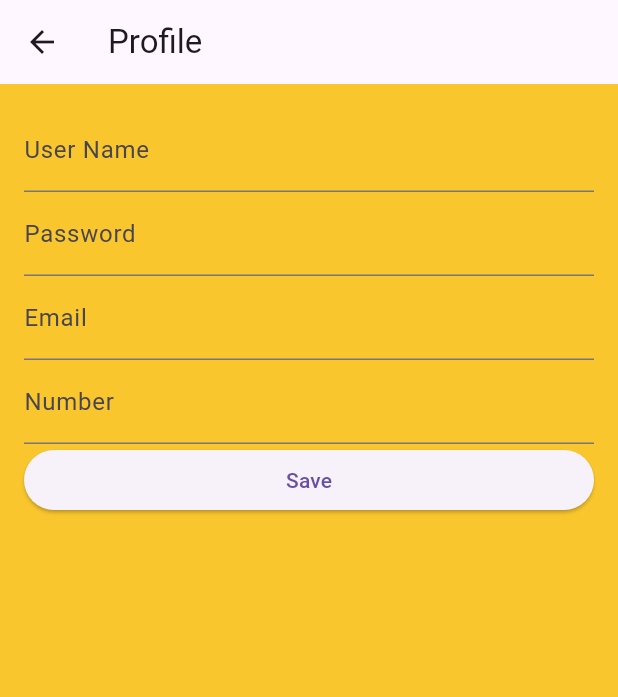
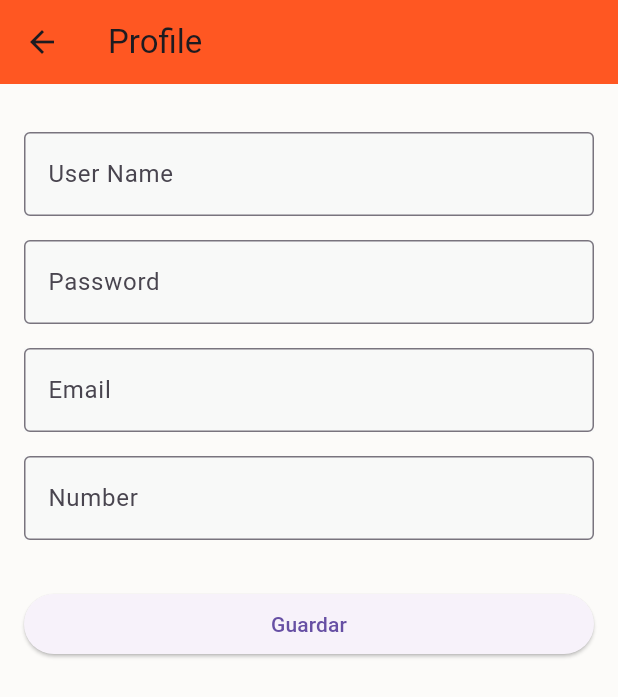
Before and after one commit to adriancamarena2310/ArgenisPizza, a Flutter app: the ProfileScreen screen opened directly with empty values, on a phone screen of 412 x 824 dp. Shown: the top 697 px of the screen. Run offline on Flutter 3.47's test engine with Material 3 defaults, Android fonts, the phone set to English and light mode, and no system bars.

Commit message:
feat: Asunto: Crear user

```diff
--- a/argenis_app/lib/src/app.dart
+++ b/argenis_app/lib/src/app.dart
@@ -11,6 +11,7 @@ class MyApp extends StatelessWidget {
     return MaterialApp(
       title: "ArgenisPizza",
       initialRoute: "/",
+      debugShowCheckedModeBanner: false,
       routes: {
         "/": (BuildContext context ) => const PreviewScreen(),//prelogin
         "/login": (BuildContext context ) => const LoginScreen(),
--- a/argenis_app/lib/src/components/getDrawer_Widget.dart
+++ b/argenis_app/lib/src/components/getDrawer_Widget.dart
@@ -34,7 +34,6 @@ class GetDrawer extends StatelessWidget {
                 },
               ),
             ],
-            onDetailsPressed: () {},
             decoration: const BoxDecoration(
               gradient: LinearGradient(
                 colors: [Colors.deepOrange, Colors.black],
--- a/argenis_app/lib/src/screens/Login_Screen.dart
+++ b/argenis_app/lib/src/screens/Login_Screen.dart
@@ -89,7 +89,7 @@ class _LoginScreenState extends State<LoginScreen> {
                   onPressed: () {
                     Navigator.push(
                       context,
-                      MaterialPageRoute(builder: (context) => RegisterScreen()),
+                      MaterialPageRoute(builder: (context) => const RegisterScreen()),
                     );
                   },
                   child: const Text('Registrarse'),
--- a/argenis_app/lib/src/screens/Profile_Screen.dart
+++ b/argenis_app/lib/src/screens/Profile_Screen.dart
@@ -16,40 +16,101 @@ class _ProfileScreenState extends State<ProfileScreen> {
   late TextEditingController emailController;
   late TextEditingController numberController;
 
+  late FocusNode userNameFocus;
+  late FocusNode passwordFocus;
+  late FocusNode emailFocus;
+  late FocusNode numberFocus;
+
   @override
   Widget build(BuildContext context) {
     return Scaffold(
       appBar: AppBar(
         title: const Text('Profile'),
+        backgroundColor: Colors.deepOrange,
       ),
       body: Container(
-        color: Color.fromARGB(255, 249, 198, 45), // Fondo naranja
+
+        color: const Color.fromARGB(255, 252, 251, 249), // Fondo naranja
         child: Padding(
           padding: const EdgeInsets.all(16.0),
           child: Column(
             crossAxisAlignment: CrossAxisAlignment.stretch,
             children: [
-              TextFormField(
-                controller: userNameController,
-                decoration: const InputDecoration(labelText: 'User Name'),
+              const SizedBox(height: 16),
+              Container(
+                color: const Color.fromARGB(255, 248, 249, 248),
+                child: TextFormField(
+                  controller: userNameController,
+                  decoration: const InputDecoration(labelText: 'User Name',border: OutlineInputBorder(),),
+                  focusNode: userNameFocus,
+                      onEditingComplete: () => requestFocus(context, passwordFocus),
+                      textInputAction: TextInputAction.next,
+                      validator: (value) {
+                        if (value!.isEmpty) {
+                          return "Llene este campo";
+                        }
+                        return null;
+                      },
+                ),
               ),
-              TextFormField(
-                controller: passwordController,
-                decoration: const InputDecoration(labelText: 'Password'),
+              const SizedBox(height: 16),
+              Container(
+                color: const Color.fromARGB(255, 248, 249, 248),
+                child: TextFormField(
+                  controller: passwordController,
+                  decoration: const InputDecoration(labelText: 'Password',border: OutlineInputBorder(),),
+                  focusNode: passwordFocus,
+                      onEditingComplete: () => requestFocus(context, emailFocus),
+                      textInputAction: TextInputAction.next,
+                      validator: (value) {
+                        if (value!.isEmpty) {
+                          return "Llene este campo";
+                        }
+                        return null;
+                      },
+                ),
               ),
-              TextFormField(
-                controller: emailController,
-                decoration: const InputDecoration(labelText: 'Email'),
+              const SizedBox(height: 16),
+              Container(
+                color: const Color.fromARGB(255, 248, 249, 248),
+                child: TextFormField(
+                  controller: emailController,
+                  decoration: const InputDecoration(labelText: 'Email',border: OutlineInputBorder(),),
+                  focusNode: emailFocus,
+                      onEditingComplete: () => requestFocus(context, numberFocus),
+                      textInputAction: TextInputAction.next,
+                      keyboardType: TextInputType.emailAddress,
+                      validator: (value) {
+                        if (value!.isEmpty) {
+                          return "Llene este campo";
+                        }
+                        return null;
+                      },
+                ),
               ),
-              TextFormField(
-                controller: numberController,
-                decoration: const InputDecoration(labelText: 'Number'),
+              const SizedBox(height: 16),
+              Container(
+                color: const Color.fromARGB(255, 248, 249, 248),
+                child: TextFormField(
+                  controller: numberController,
+                  decoration: const InputDecoration(labelText: 'Number',border: OutlineInputBorder(),),
+                  focusNode: numberFocus,
+                  keyboardType: TextInputType.number,
+                  textInputAction: TextInputAction.next,
+                      validator: (value) {
+                        if (value!.isEmpty) {
+                          return "Llene este campo";
+                        }
+                        return null;
+                      },
+                ),
               ),
+              const SizedBox(height: 32),
               ElevatedButton(
                 onPressed: () {
                   _saveChanges();
                 },
-                child: const Text('Save'),
+                child: const Text('Guardar'),
               ),
             ],
           ),
@@ -65,6 +126,11 @@ class _ProfileScreenState extends State<ProfileScreen> {
     passwordController = TextEditingController(text: widget.user?.password);
     emailController = TextEditingController(text: widget.user?.email);
     numberController = TextEditingController(text: widget.user?.number);
+
+    userNameFocus = FocusNode();
+    passwordFocus = FocusNode();
+    emailFocus = FocusNode();
+    numberFocus = FocusNode();
   }
 
   @override
@@ -73,7 +139,17 @@ class _ProfileScreenState extends State<ProfileScreen> {
     passwordController.dispose();
     emailController.dispose();
     numberController.dispose();
+
+    userNameFocus.dispose();
+    passwordFocus.dispose();
+    emailFocus.dispose();
+    numberFocus.dispose();
+
     super.dispose();
+  }
+
+   void requestFocus(BuildContext context, FocusNode focusNode) {
+    FocusScope.of(context).requestFocus(focusNode);
   }
 
   void _saveChanges() {
```
Also changed, not shown: argenis_app/lib/src/models/user_model.dart (+8 -2 lines), argenis_app/lib/src/screens/Home_Domicilio_Screen.dart (+7 -4 lines), argenis_app/lib/src/screens/Home_Tienda_Screen.dart (+7 -4 lines), argenis_app/lib/src/screens/Register_Screen.dart (+115 -79 lines).
